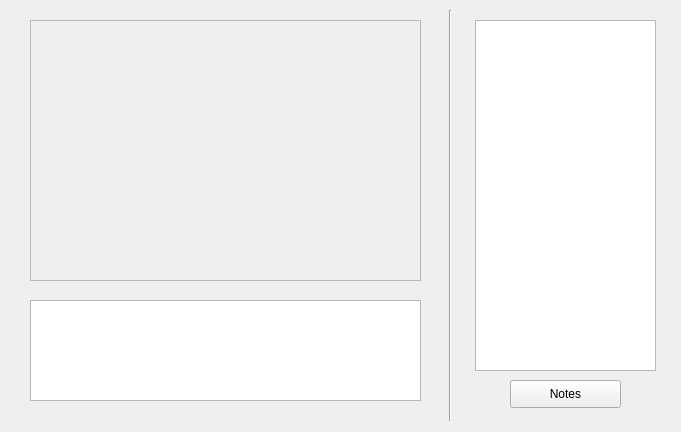
Before: the Qt Designer form src/gui/gamewindow.ui in JRandomHacker/CS429-Avalon, drawn with Qt 5.
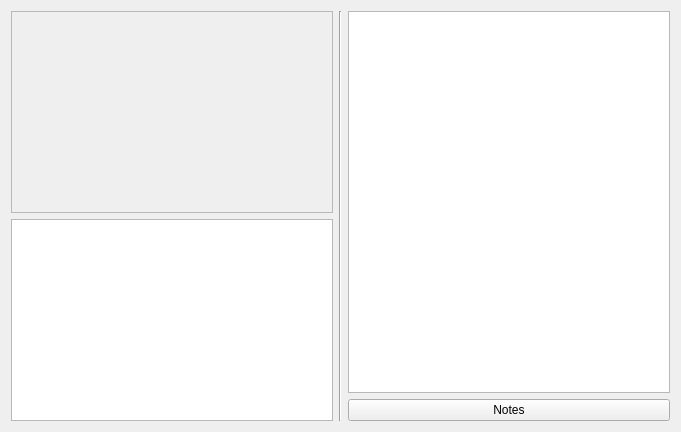
After: the same form once the commit is applied.

Commit message: Windows are now resizeable and use layouts.

Patch:
```diff
--- a/src/gui/gamewindow.ui
+++ b/src/gui/gamewindow.ui
@@ -13,25 +13,11 @@
   <property name="windowTitle">
    <string>Form</string>
   </property>
-  <widget class="QListView" name="playerList">
-   <property name="geometry">
-    <rect>
-     <x>475</x>
-     <y>20</y>
-     <width>181</width>
-     <height>351</height>
-    </rect>
-   </property>
-  </widget>
+  <layout class="QHBoxLayout" name="horizontalLayout">
+   <item>
+    <layout class="QVBoxLayout" name="verticalLayout">
+     <item>
   <widget class="QScrollArea" name="scrollArea">
-   <property name="geometry">
-    <rect>
-     <x>30</x>
-     <y>20</y>
-     <width>391</width>
-     <height>261</height>
-    </rect>
-   </property>
    <property name="widgetResizable">
     <bool>true</bool>
    </property>
@@ -40,48 +26,40 @@
      <rect>
       <x>0</x>
       <y>0</y>
-      <width>389</width>
-      <height>259</height>
+          <width>320</width>
+          <height>201</height>
      </rect>
     </property>
    </widget>
   </widget>
-  <widget class="QTextEdit" name="textEdit">
-   <property name="geometry">
-    <rect>
-     <x>30</x>
-     <y>300</y>
-     <width>391</width>
-     <height>101</height>
-    </rect>
-   </property>
-  </widget>
+     </item>
+     <item>
+      <widget class="QTextEdit" name="textEdit"/>
+     </item>
+    </layout>
+   </item>
+   <item>
   <widget class="Line" name="line">
-   <property name="geometry">
-    <rect>
-     <x>440</x>
-     <y>10</y>
-     <width>20</width>
-     <height>411</height>
-    </rect>
-   </property>
    <property name="orientation">
     <enum>Qt::Vertical</enum>
    </property>
   </widget>
+   </item>
+   <item>
+    <layout class="QVBoxLayout" name="verticalLayout_2">
+     <item>
+      <widget class="QListView" name="playerList"/>
+     </item>
+     <item>
   <widget class="QPushButton" name="pushButton">
-   <property name="geometry">
-    <rect>
-     <x>510</x>
-     <y>380</y>
-     <width>111</width>
-     <height>28</height>
-    </rect>
-   </property>
    <property name="text">
     <string>Notes</string>
    </property>
   </widget>
+     </item>
+    </layout>
+   </item>
+  </layout>
  </widget>
  <resources/>
  <connections/>
```
Left out of the diff: 2 changed lines with no effect on the pictures. Lines whose indentation alone changed are shown as unchanged. The commit also changes 5 other files.
